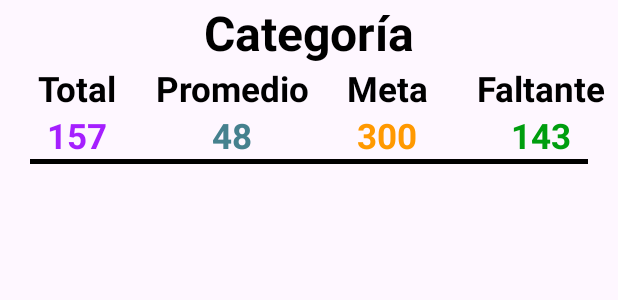
After one commit to SantiagoNoguera/AplicacionesMovilesIntermedio, an Android app: the layout list_view.xml on its own in the app's theme, with its tools: preview values and no code run, on a phone screen of 412 x 824 dp. The commit adds this screen. Shown: the top 300 px of the screen. Run offline under Robolectric (Android 15) with nearby library versions, the phone set to English and light mode, and no system bars.

Commit message:
Lógica de la vista de categorías.

```diff
--- a/app/src/main/java/com/atenea/ecoevent/CategoriesActivity.java
+++ b/app/src/main/java/com/atenea/ecoevent/CategoriesActivity.java
@@ -5,21 +5,36 @@ import androidx.appcompat.app.AppCompatActivity;
 
 import android.content.Intent;
 import android.os.Bundle;
+import android.view.LayoutInflater;
 import android.view.MenuItem;
 import android.view.View;
 import android.widget.AdapterView;
 import android.widget.ArrayAdapter;
 import android.widget.AutoCompleteTextView;
+import android.widget.ListView;
 import android.widget.TextView;
 import android.widget.Toast;
 
+import com.atenea.ecoevent.models.Event;
 import com.google.android.material.bottomappbar.BottomAppBar;
 import com.google.android.material.bottomnavigation.BottomNavigationView;
 import com.google.android.material.navigation.NavigationBarView;
 
+import java.io.BufferedReader;
+import java.io.File;
+import java.io.FileReader;
+import java.io.IOException;
+import java.text.ParseException;
+import java.text.SimpleDateFormat;
+import java.util.ArrayList;
+import java.util.Date;
+
 public class CategoriesActivity extends AppCompatActivity {
 
     String[] items = {"Alimentos", "Bebidas", "Decoraciones", "Reutilizados", "Reciclados"};
+
+    //Información de la vista para rellenar la lista con la información de las categorías.
+    ListView categoriesInformationLV;
 
     @Override
     protected void onCreate(Bundle savedInstanceState) {
@@ -41,6 +56,9 @@ public class CategoriesActivity extends AppCompatActivity {
                 Toast.makeText(getApplicationContext(), item, Toast.LENGTH_SHORT).show();
             }
         });
+
+        //Rellenar lista con información de las categorías.
+        showCategoriesInformation();
 
         //Configuración de la barra inferior.
         BottomAppBar bottomAppBar = findViewById(R.id.bottom_app_bar);
@@ -75,4 +93,52 @@ public class CategoriesActivity extends AppCompatActivity {
         });
 
     }
+
+    private void showCategoriesInformation() {
+        //Referencía a elementos de la vista.
+        categoriesInformationLV = findViewById(R.id.lv_categories_information);
+
+        TextView listCategoryTV = findViewById(R.id.tv_list_category);
+        TextView listTotalTV = findViewById(R.id.tv_list_total);
+        TextView listMediaTV = findViewById(R.id.tv_list_media);
+        TextView listMetaTV = findViewById(R.id.tv_list_meta);
+        TextView listMissingTV = findViewById(R.id.tv_list_missing);
+
+        //Leer los datos del archivo de eventos.
+        File dataEvents = new File(getFilesDir(), "events.txt");
+        ArrayList<Event> events = new ArrayList<>();
+
+        try {
+            BufferedReader reader = new BufferedReader(new FileReader(dataEvents));
+            String lineContent;
+
+            while ((lineContent = reader.readLine()) != null) {
+                //Obtener los datos del evento al dividir la cadena de texto de cada linea del archivo.
+                String[] eventData = lineContent.split(",");
+                String name = eventData[0];
+
+                SimpleDateFormat format = new SimpleDateFormat("dd/MM/yyyy");
+                Date date = format.parse(eventData[1]);
+
+                Integer food = Integer.parseInt(eventData[2]);
+                Integer drink = Integer.parseInt(eventData[3]);
+                Integer decoration = Integer.parseInt(eventData[4]);
+                Integer reused = Integer.parseInt(eventData[5]);
+                Integer recycled = Integer.parseInt(eventData[6]);
+
+                //Se crea un nuevo objeto Event y se añade a la lista de eventos.
+                Event newEvent = new Event(name, date, food, drink, decoration, reused, recycled);
+                events.add(newEvent);
+            }
+
+            reader.close();
+        } catch (IOException e) {
+            e.printStackTrace();
+        } catch (ParseException e) {
+            throw new RuntimeException(e);
+        }
+
+        //ArrayAdapter<Event> adapter = new ArrayAdapter<>(this, R.layout.list_view, events);
+        //categoriesInformationLV.setAdapter(adapter);
+    }
 }
--- a/app/src/main/java/com/atenea/ecoevent/StatisticsActivity.java
+++ b/app/src/main/java/com/atenea/ecoevent/StatisticsActivity.java
@@ -124,7 +124,7 @@ public class StatisticsActivity extends AppCompatActivity {
     }
 
     //Método para calcular la información que se mostrará en la vista.
-    public void showData(ArrayList<String> dataCategories, Integer position) {
+    private void showData(ArrayList<String> dataCategories, Integer position) {
         Double max = Double.NEGATIVE_INFINITY;
         Double min = Double.POSITIVE_INFINITY;
 
--- a/app/src/main/res/layout/activity_categories.xml
+++ b/app/src/main/res/layout/activity_categories.xml
@@ -83,7 +83,7 @@
                 </LinearLayout>
 
                 <Space
-                    android:layout_width="20dp"
+                    android:layout_width="10dp"
                     android:layout_height="match_parent" />
 
                 <LinearLayout
@@ -149,7 +149,7 @@
                 </LinearLayout>
 
                 <Space
-                    android:layout_width="20dp"
+                    android:layout_width="10dp"
                     android:layout_height="match_parent" />
 
                 <LinearLayout
@@ -191,6 +191,7 @@
                 android:textStyle="bold" />
 
             <ListView
+                android:id="@+id/lv_categories_information"
                 android:layout_width="match_parent"
                 android:layout_height="298dp"
                 android:layout_marginTop="10dp"/>
--- /dev/null
+++ b/app/src/main/res/layout/list_view.xml
@@ -0,0 +1,150 @@
+<?xml version="1.0" encoding="utf-8"?>
+<LinearLayout
+    xmlns:android="http://schemas.android.com/apk/res/android"
+    android:layout_width="match_parent"
+    android:layout_height="wrap_content"
+    android:orientation="vertical">
+
+    <TextView
+        android:id="@+id/tv_list_category"
+        android:layout_width="match_parent"
+        android:layout_height="wrap_content"
+        android:layout_weight="1"
+        android:textAlignment="center"
+        android:text="Categoría"
+        android:textSize="32dp"
+        android:textStyle="bold"
+        android:textColor="@color/black"/>
+
+    <LinearLayout
+        android:layout_width="match_parent"
+        android:layout_height="wrap_content"
+        android:layout_weight="1"
+        android:orientation="horizontal">
+
+        <LinearLayout
+            android:layout_width="match_parent"
+            android:layout_height="wrap_content"
+            android:layout_weight="1"
+            android:orientation="vertical">
+
+            <TextView
+                android:layout_width="match_parent"
+                android:layout_height="wrap_content"
+                android:layout_weight="1"
+                android:textAlignment="center"
+                android:text="Total"
+                android:textSize="23dp"
+                android:textStyle="bold"
+                android:textColor="@color/black"/>
+
+            <TextView
+                android:id="@+id/tv_list_total"
+                android:layout_width="match_parent"
+                android:layout_height="wrap_content"
+                android:layout_weight="1"
+                android:textAlignment="center"
+                android:text="157"
+                android:textSize="23dp"
+                android:textStyle="bold"
+                android:textColor="@color/secondary"/>
+
+        </LinearLayout>
+
+        <LinearLayout
+            android:layout_width="match_parent"
+            android:layout_height="wrap_content"
+            android:layout_weight="1"
+            android:orientation="vertical">
+
+            <TextView
+                android:layout_width="match_parent"
+                android:layout_height="wrap_content"
+                android:layout_weight="1"
+                android:textAlignment="center"
+                android:text="Promedio"
+                android:textSize="23dp"
+                android:textStyle="bold"
+                android:textColor="@color/black"/>
+
+            <TextView
+                android:id="@+id/tv_list_media"
+                android:layout_width="match_parent"
+                android:layout_height="wrap_content"
+                android:layout_weight="1"
+                android:textAlignment="center"
+                android:text="48"
+                android:textSize="23dp"
+                android:textStyle="bold"
+                android:textColor="@color/information"/>
+
+        </LinearLayout>
+
+        <LinearLayout
+            android:layout_width="match_parent"
+            android:layout_height="wrap_content"
+            android:layout_weight="1"
+            android:orientation="vertical">
+
+            <TextView
+                android:layout_width="match_parent"
+                android:layout_height="wrap_content"
+                android:layout_weight="1"
+                android:textAlignment="center"
+                android:text="Meta"
+                android:textSize="23dp"
+                android:textStyle="bold"
+                android:textColor="@color/black"/>
+
+            <TextView
+                android:id="@+id/tv_list_meta"
+                android:layout_width="match_parent"
+                android:layout_height="wrap_content"
+                android:layout_weight="1"
+                android:textAlignment="center"
+                android:text="300"
+                android:textSize="23dp"
+                android:textStyle="bold"
+                android:textColor="@color/warning"/>
+
+        </LinearLayout>
+
+        <LinearLayout
+            android:layout_width="match_parent"
+            android:layout_height="wrap_content"
+            android:layout_weight="1"
+            android:orientation="vertical">
+
+            <TextView
+                android:layout_width="match_parent"
+                android:layout_height="wrap_content"
+                android:layout_weight="1"
+                android:textAlignment="center"
+                android:text="Faltante"
+                android:textSize="23dp"
+                android:textStyle="bold"
+                android:textColor="@color/black"/>
+
+            <TextView
+                android:id="@+id/tv_list_missing"
+                android:layout_width="match_parent"
+                android:layout_height="wrap_content"
+                android:layout_weight="1"
+                android:textAlignment="center"
+                android:text="143"
+                android:textSize="23dp"
+                android:textStyle="bold"
+                android:textColor="@color/success"/>
+
+        </LinearLayout>
+
+    </LinearLayout>
+
+    <View
+        android:layout_width="match_parent"
+        android:layout_height="3dp"
+        android:layout_marginStart="20dp"
+        android:layout_marginEnd="20dp"
+        android:background="@android:color/black"/>
+
+</LinearLayout>
```
